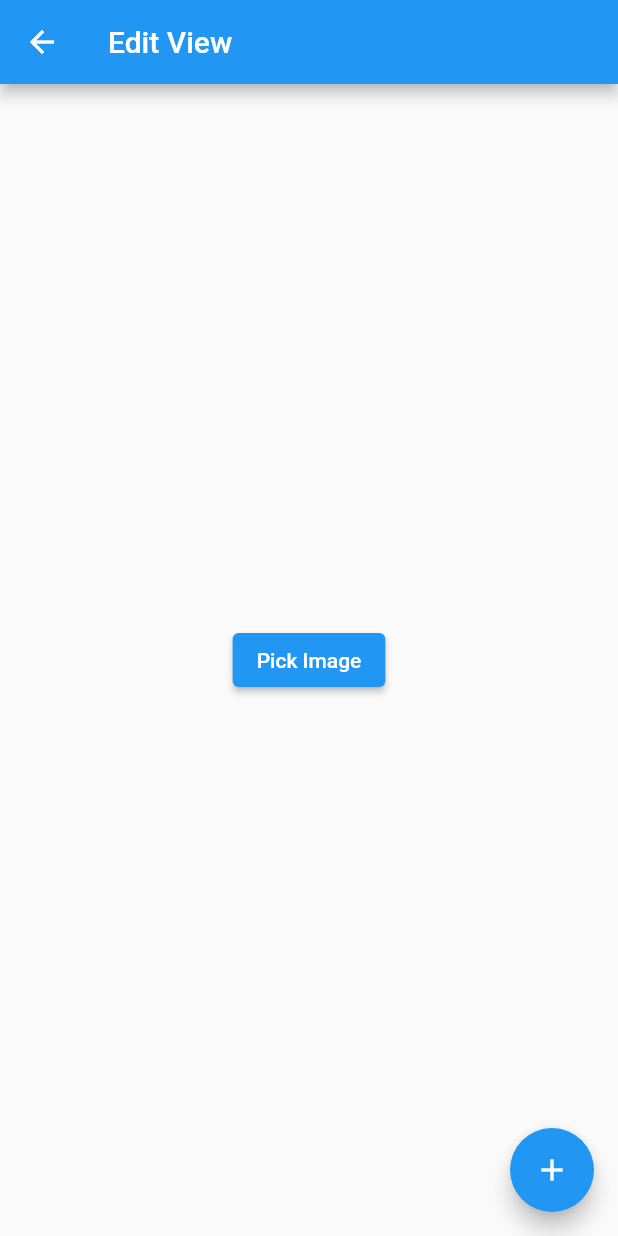
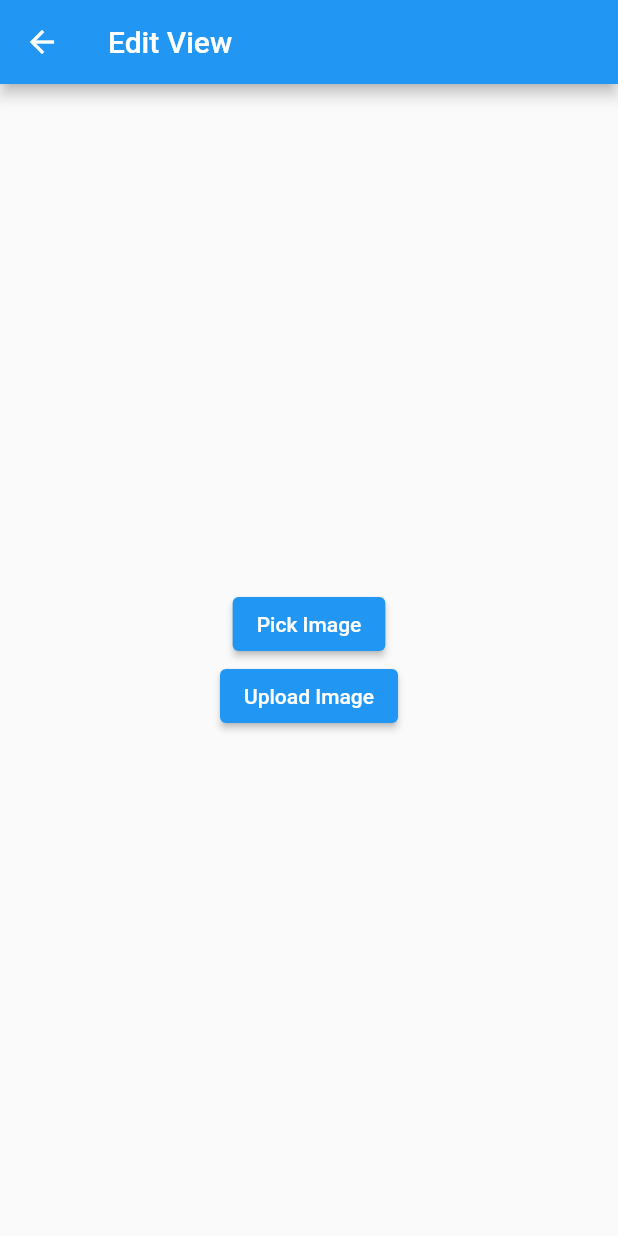
Before and after one commit to mohamdelbehairy/supabase_flutter, a Flutter app: the EditView screen opened directly, on a phone screen of 412 x 824 dp. Run offline on Flutter 3.47's test engine with Material 3 defaults, Android fonts, the phone set to English and light mode, and no system bars; our stand-ins replace email_validator, flutter_bloc, google_sign_in, image_picker, shared_preferences, supabase_flutter; accounts and stored records are empty.

Commit message:
uplaod and get image url from supbase and update user image

```diff
--- a/lib/features/auth/data/models/user_data_model.dart
+++ b/lib/features/auth/data/models/user_data_model.dart
@@ -1,11 +1,13 @@
 class UserDataModel {
   final String userID, userName, email;
+  String? userImage;
   final DateTime createdAt;
 
   UserDataModel(
       {required this.userID,
       required this.userName,
       required this.email,
+      this.userImage,
       required this.createdAt});
 
   factory UserDataModel.fromjson(json) {
@@ -13,6 +15,7 @@ class UserDataModel {
       userID: json["userID"],
       userName: json["userName"],
       email: json["email"],
+      userImage: json["userImage"],
       createdAt: DateTime.parse(json["created_at"]),
     );
   }
@@ -21,6 +24,7 @@ class UserDataModel {
       "userID": userID,
       "userName": userName,
       "email": email,
+      "userImage": userImage,
       "created_at": createdAt.toIso8601String()
     };
   }
--- a/lib/features/auth/data/repo/data/data_repo.dart
+++ b/lib/features/auth/data/repo/data/data_repo.dart
@@ -4,5 +4,5 @@ abstract class DataRepo {
   Future<void> addUserData(UserDataModel userData);
   Future<List<Map>> getUserData();
   Future<bool> isUserDataExist();
-  Future<void> updateUserData();
+  Future<void> updateUserData(String userImage);
 }
--- a/lib/features/auth/presentation/manager/auth/auth_bloc.dart
+++ b/lib/features/auth/presentation/manager/auth/auth_bloc.dart
@@ -28,6 +28,7 @@ class AuthBloc extends Bloc<AuthEvents, AuthStates> {
                 userID: response.user!.id,
                 userName: "from email",
                 email: response.user!.email!,
+                userImage: null,
                 createdAt: DateTime.parse(response.user!.createdAt)));
             emit(RegisterSuccess());
           }
@@ -81,6 +82,7 @@ class AuthBloc extends Bloc<AuthEvents, AuthStates> {
                   userID: response.user!.id,
                   userName: response.user!.userMetadata!['name'],
                   email: response.user!.email!,
+                  userImage: response.user!.userMetadata!['image'],
                   createdAt: DateTime.parse(response.user!.createdAt)));
             }
 
--- a/lib/features/auth/presentation/manager/user_data/user_data_cubit.dart
+++ b/lib/features/auth/presentation/manager/user_data/user_data_cubit.dart
@@ -23,12 +23,11 @@ class UserDataCubit extends Cubit<UserDataState> {
     }
   }
 
-  Future<void> updateUserData() async {
+  Future<void> updateUserData({required String userImage}) async {
     emit(GetUserDataLoading());
     try {
-      await _dataRepo.updateUserData();
+      await _dataRepo.updateUserData(userImage);
       emit(UpdateUserDataSuccess());
-      // await getUserData();
     } catch (e) {
       emit(UserDataFailure(errorMessage: e.toString()));
       log('error from update user data: $e');
--- a/lib/features/home/presentation/views/edit_view.dart
+++ b/lib/features/home/presentation/views/edit_view.dart
@@ -1,23 +1,25 @@
 import 'package:flutter/material.dart';
 import 'package:flutter_bloc/flutter_bloc.dart';
 import 'package:supabase_flutter_app/core/widgets/custom_app_bar.dart';
- import 'package:supabase_flutter_app/features/image/data/repo/image_repo_impl.dart';
+import 'package:supabase_flutter_app/features/image/data/repo/image_repo_impl.dart';
 import 'package:supabase_flutter_app/features/image/presentation/manager/pick_image/pick_image_cubit.dart';
+import 'package:supabase_flutter_app/features/image/presentation/manager/upload_image/upload_image_cubit.dart';
 
 import 'widgets/edit_view_body.dart';
-import 'widgets/floating_action_button_bloc_listener.dart';
 
 class EditView extends StatelessWidget {
   const EditView({super.key});
 
   @override
   Widget build(BuildContext context) {
-    return BlocProvider(
-      create: (context) => PickImageCubit(ImageRepoImpl()),
+    return MultiBlocProvider(
+      providers: [
+        BlocProvider(create: (context) => PickImageCubit(ImageRepoImpl())),
+        BlocProvider(create: (context) => UploadImageCubit(ImageRepoImpl())),
+      ],
       child: Scaffold(
           appBar: customAppBar(title: "Edit View"),
-          body: const EditViewBody(),
-          floatingActionButton: const FloatingActionButtonBloclistener()),
+          body: const EditViewBody()),
     );
   }
 }
--- a/lib/features/home/presentation/views/widgets/edit_view_body.dart
+++ b/lib/features/home/presentation/views/widgets/edit_view_body.dart
@@ -2,21 +2,41 @@ import 'package:flutter/widgets.dart';
 import 'package:flutter_bloc/flutter_bloc.dart';
 import 'package:supabase_flutter_app/features/auth/presentation/views/widgets/custom_button.dart';
 
+import '../../../../auth/presentation/manager/user_data/user_data_cubit.dart';
 import '../../../../image/presentation/manager/pick_image/pick_image_cubit.dart';
+import '../../../../image/presentation/manager/upload_image/upload_image_cubit.dart';
 
 class EditViewBody extends StatelessWidget {
   const EditViewBody({super.key});
 
   @override
   Widget build(BuildContext context) {
-    return Center(
-      child: Column(
-        mainAxisAlignment: MainAxisAlignment.center,
-        children: [
-          CustomButton(name: "Pick Image", onPressed: () async{
-            await context.read<PickImageCubit>().pickImage();
-          }),
-        ],
+    var image = context.read<PickImageCubit>();
+    var upload = context.read<UploadImageCubit>();
+    var update = context.read<UserDataCubit>();
+    return BlocListener<UserDataCubit, UserDataState>(
+      listener: (context, state) {
+        if (state is UpdateUserDataSuccess) {
+          context.read<UserDataCubit>().getUserData();
+        }
+      },
+      child: Center(
+        child: Column(
+          mainAxisAlignment: MainAxisAlignment.center,
+          children: [
+            CustomButton(
+                name: "Pick Image",
+                onPressed: () async {
+                  await image.pickImage();
+                }),
+            CustomButton(
+                name: "Upload Image",
+                onPressed: () async {
+                  final imageUrl = await upload.uploadImage(image.image!);
+                  await update.updateUserData(userImage: imageUrl!);
+                }),
+          ],
+        ),
       ),
     );
   }
--- a/lib/features/home/presentation/views/widgets/floating_action_button_bloc_listener.dart
+++ /dev/null
@@ -1,25 +0,0 @@
-import 'package:flutter/material.dart';
-import 'package:flutter_bloc/flutter_bloc.dart';
-
-import '../../../../auth/presentation/manager/user_data/user_data_cubit.dart';
-
-class FloatingActionButtonBloclistener extends StatelessWidget {
-  const FloatingActionButtonBloclistener({super.key});
-
-  @override
-  Widget build(BuildContext context) {
-    return BlocListener<UserDataCubit, UserDataState>(
-      listener: (context, state) async {
-        if (state is UpdateUserDataSuccess) {
-          await context.read<UserDataCubit>().getUserData();
-        }
-      },
-      child: FloatingActionButton(
-        onPressed: () async {
-          await context.read<UserDataCubit>().updateUserData();
-        },
-        child: const Icon(Icons.add),
-      ),
-    );
-  }
-}
--- a/lib/features/home/presentation/views/widgets/home_view_body.dart
+++ b/lib/features/home/presentation/views/widgets/home_view_body.dart
@@ -14,6 +14,8 @@ class HomeViewBody extends StatelessWidget {
             child: Column(
               mainAxisAlignment: MainAxisAlignment.center,
               children: [
+                if (state.userData.userImage != null)
+                  Image.network(state.userData.userImage!),
                 Text(state.userData.userID),
                 Text(state.userData.userName),
                 Text(state.userData.email),
--- a/lib/features/image/data/repo/image_repo.dart
+++ b/lib/features/image/data/repo/image_repo.dart
@@ -2,4 +2,5 @@ import 'dart:io';
 
 abstract class ImageRepo {
   Future<File?> pickImage();
+  Future<String> uploadImage(File image);
 }
--- a/lib/features/image/presentation/manager/pick_image/pick_image_cubit.dart
+++ b/lib/features/image/presentation/manager/pick_image/pick_image_cubit.dart
@@ -17,7 +17,6 @@ class PickImageCubit extends Cubit<PickImageState> {
     try {
       image = await _imageRepo.pickImage();
       if (image != null) {
-        log("image: $image");
         emit(PickImageSuccess());
       }
     } catch (e) {
--- /dev/null
+++ b/lib/features/image/presentation/manager/upload_image/upload_image_cubit.dart
@@ -0,0 +1,37 @@
+import 'dart:developer';
+import 'dart:io';
+
+import 'package:flutter_bloc/flutter_bloc.dart';
+
+import '../../../data/repo/image_repo.dart';
+
+part 'upload_image_state.dart';
+
+class UploadImageCubit extends Cubit<UploadImageState> {
+  UploadImageCubit(this._imageRepo) : super(UploadImageInitial());
+  final ImageRepo _imageRepo;
+
+  String? imageUrl;
+
+  Future<String?> uploadImage(File image) async {
+    emit(UploadImageLoading());
+    try {
+      imageUrl = await _imageRepo.uploadImage(image);
+
+      if (imageUrl != null) {
+        emit(UploadImageSuccess());
+        return imageUrl;
+      }
+    } catch (e) {
+      emit(UploadImageFailure());
+      log("error from upload image: $e");
+    }
+    return null;
+  }
+
+  @override
+  void onChange(Change<UploadImageState> change) {
+    log("change: $change");
+    super.onChange(change);
+  }
+}
--- /dev/null
+++ b/lib/features/image/presentation/manager/upload_image/upload_image_state.dart
@@ -0,0 +1,11 @@
+part of 'upload_image_cubit.dart';
+
+sealed class UploadImageState {}
+
+final class UploadImageInitial extends UploadImageState {}
+
+final class UploadImageLoading extends UploadImageState {}
+
+final class UploadImageSuccess extends UploadImageState {}
+
+final class UploadImageFailure extends UploadImageState {}
```
Also changed, not shown: lib/features/auth/data/repo/data/data_repo_impl.dart (+5 -3 lines), lib/features/image/data/repo/image_repo_impl.dart (+13 -0 lines).
